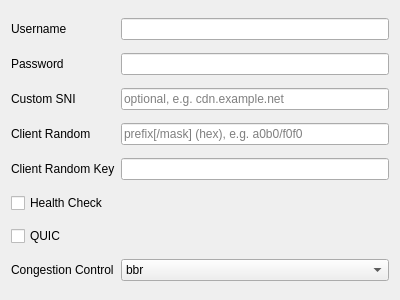
Before: the Qt Designer form include/ui/profile/edit_trusttunnel.ui in throneproj/Throne, drawn with Qt 5.
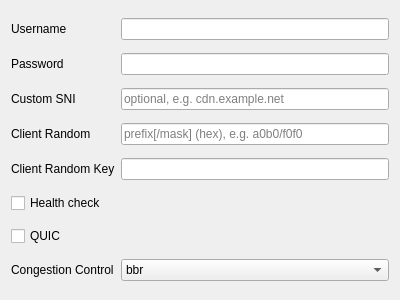
After: the same form once the commit is applied.

Commit message: unify names, tooltips and translations, check translations in ci

Diff of the .ui file:
```diff
--- a/include/ui/profile/edit_trusttunnel.ui
+++ b/include/ui/profile/edit_trusttunnel.ui
@@ -84,7 +84,7 @@
    <item row="5" column="0">
     <widget class="QCheckBox" name="health_check">
      <property name="text">
-      <string>Health Check</string>
+      <string>Health check</string>
      </property>
     </widget>
    </item>
```
Left out of the diff: 4 changed lines with no effect on the pictures. The commit also changes 116 other files.
